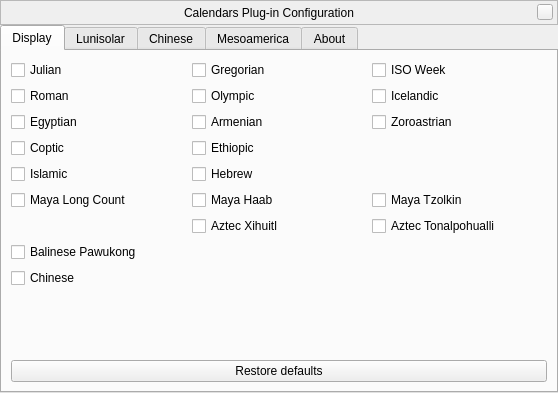
This is plugins/Calendars/src/gui/calendarsDialog.ui in Stellarium/stellarium as Qt 5 draws it before an edit. The edited form follows.
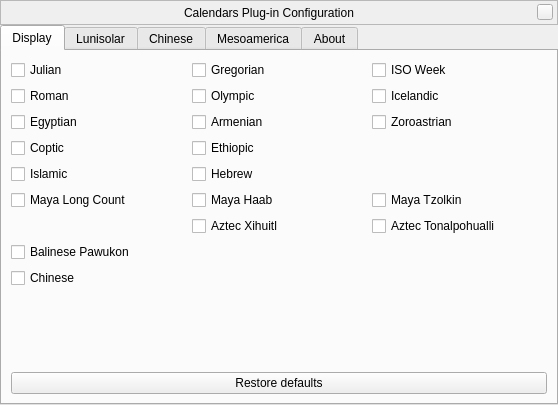
This is the edited form. Icons and pictures are not drawn. Custom widgets are drawn as their Qt base class.

Commit message: Typo fix and add missing context

```diff
--- a/plugins/Calendars/src/gui/calendarsDialog.ui
+++ b/plugins/Calendars/src/gui/calendarsDialog.ui
@@ -7,7 +7,7 @@
     <x>0</x>
     <y>0</y>
     <width>558</width>
-    <height>393</height>
+    <height>405</height>
    </rect>
   </property>
   <property name="windowTitle">
@@ -227,7 +227,7 @@
          <item row="7" column="0">
           <widget class="QCheckBox" name="balineseCheckBox">
            <property name="text">
-            <string>Balinese Pawukong</string>
+            <string comment="calendar">Balinese Pawukon</string>
            </property>
           </widget>
          </item>
```
The commit also changes 1 other file.
